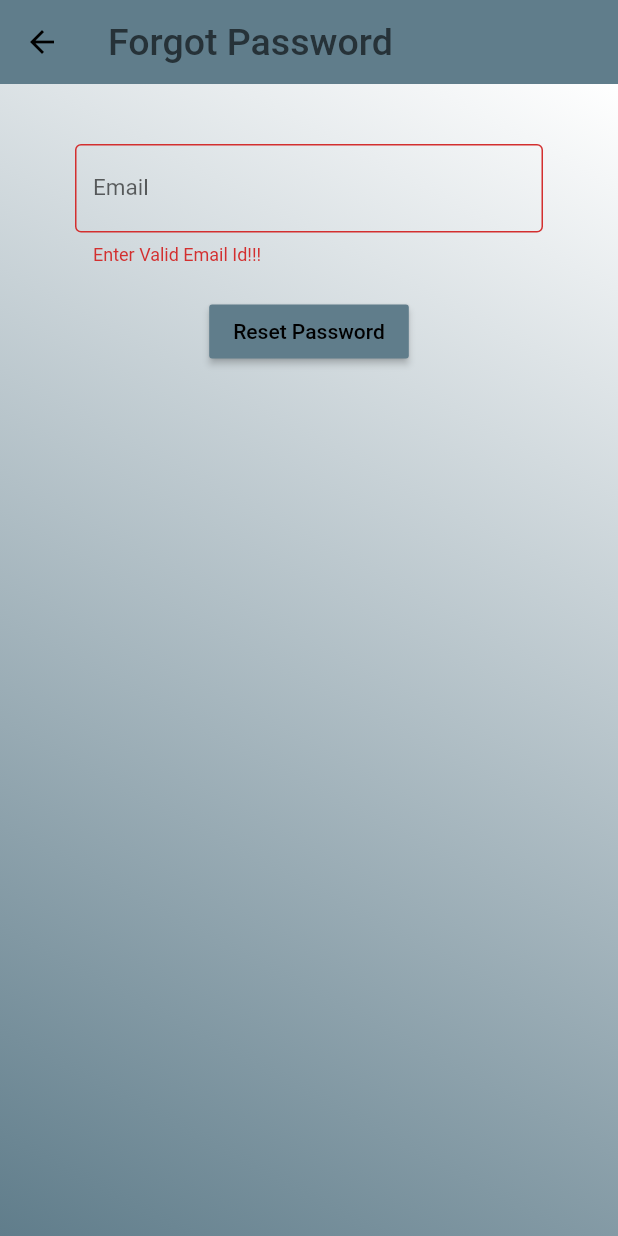
After one commit to abraraltaf92/currentLoc, a Flutter app: the ForgotPass screen opened directly, after a tap on "Reset Password", on a phone screen of 412 x 824 dp. The commit adds this screen. Run offline on Flutter 3.47's test engine with Material 2 defaults, Android fonts, the phone set to English and light mode, and no system bars; our stand-ins replace animated_splash_screen, firebase_auth, firebase_core, flutter_spinkit, geolocator, get and 3 more; accounts and stored records are empty.

Commit message:
reset password

```diff
--- a/lib/checks/wrapper.dart
+++ b/lib/checks/wrapper.dart
@@ -21,7 +21,7 @@ class _WrapperState extends State<Wrapper> {
     if (currentUser != null) {
       currentUser.sendEmailVerification();
     }
-    timer = Timer.periodic(Duration(seconds: 5), (timer) async {
+    timer = Timer.periodic(Duration(seconds: 3), (timer) async {
       checkEmailVerified();
     });
 
@@ -38,6 +38,7 @@ class _WrapperState extends State<Wrapper> {
   @override
   Widget build(BuildContext context) {
     final user = Provider.of<User>(context);
+
     if (user == null) {
       return Authenticate();
     } else {
--- a/lib/main.dart
+++ b/lib/main.dart
@@ -3,15 +3,16 @@ import 'package:firebase_auth/firebase_auth.dart';
 import 'package:firebase_core/firebase_core.dart';
 import 'package:flutter/material.dart';
 import 'package:flutter/services.dart';
+import 'package:get/get.dart';
 import 'package:ooptech/services/auth.dart';
 import 'package:ooptech/checks/wrapper.dart';
 import 'package:provider/provider.dart';
 
 void main() async {
   WidgetsFlutterBinding.ensureInitialized();
+
   await Firebase.initializeApp();
   await SystemChrome.setPreferredOrientations([DeviceOrientation.portraitUp]);
-
   runApp(MyApp());
 }
 
@@ -21,7 +22,7 @@ class MyApp extends StatelessWidget {
   Widget build(BuildContext context) {
     return StreamProvider<User>.value(
       value: AuthService().user,
-      child: MaterialApp(
+      child: GetMaterialApp(
         title: 'OopTech',
         debugShowCheckedModeBanner: false,
         theme: ThemeData(
--- /dev/null
+++ b/lib/screens/forgotPass.dart
@@ -0,0 +1,100 @@
+import 'package:flutter/material.dart';
+import 'package:get/get.dart';
+import 'package:ooptech/services/auth.dart';
+
+class ForgotPass extends StatefulWidget {
+  @override
+  _ForgotPassState createState() => _ForgotPassState();
+}
+
+class _ForgotPassState extends State<ForgotPass> {
+  final _formKey = GlobalKey<FormState>();
+  final _auth = AuthService();
+  String email;
+  String validateEmail(String value) {
+    Pattern pattern =
+        r'^(([^<>()[\]\\.,;:\s@\"]+(\.[^<>()[\]\\.,;:\s@\"]+)*)|(\".+\"))@((\[[0-9]{1,3}\.[0-9]{1,3}\.[0-9]{1,3}\.[0-9]{1,3}\])|(([a-zA-Z\-0-9]+\.)+[a-zA-Z]{2,}))$';
+    RegExp regex = new RegExp(pattern);
+    if (value.isEmpty || !regex.hasMatch(value))
+      return 'Enter Valid Email Id!!!';
+    else
+      return null;
+  }
+
+  @override
+  Widget build(BuildContext context) {
+    return Scaffold(
+      appBar: AppBar(
+        backgroundColor: Theme.of(context).accentColor,
+        elevation: 0,
+        title: Text(
+          "Forgot Password ",
+          style: TextStyle(fontSize: 25.0, color: Colors.blueGrey[900]),
+        ),
+        centerTitle: false,
+      ),
+      body: Container(
+        decoration: BoxDecoration(
+          gradient: LinearGradient(
+            begin: Alignment.topRight,
+            end: Alignment.bottomLeft,
+            colors: [
+              Theme.of(context).primaryColor,
+              Theme.of(context).accentColor,
+            ],
+          ),
+        ),
+        padding: EdgeInsets.symmetric(vertical: 20, horizontal: 50),
+        child: Form(
+          key: _formKey,
+          child: Column(
+            children: [
+              SizedBox(
+                height: 20.0,
+              ),
+              TextFormField(
+                decoration: InputDecoration(
+                  border: OutlineInputBorder(),
+                  labelText: 'Email',
+                  labelStyle: TextStyle(
+                    fontSize: 15.0,
+                  ),
+                  hintText: 'Enter you email address',
+                ),
+                validator: validateEmail,
+                onChanged: (val) {
+                  setState(() {
+                    email = val;
+                  });
+                },
+              ),
+              SizedBox(
+                height: 20.0,
+              ),
+              RaisedButton(
+                color: Theme.of(context).accentColor,
+                child: Text(
+                  "Reset Password",
+                  style: TextStyle(color: Colors.black),
+                ),
+                onPressed: () async {
+                  if (_formKey.currentState.validate()) {
+                    try {
+                      await _auth.sendpasswordresetemail(email);
+                      Get.snackbar(
+                        "Success",
+                        "Password Reset emial link is been sent",
+                      );
+                    } catch (e) {
+                      print('forgot password wala error:"=' + e.toString());
+                    }
+                  }
+                },
+              ),
+            ],
+          ),
+        ),
+      ),
+    );
+  }
+}
--- a/lib/screens/home.dart
+++ b/lib/screens/home.dart
@@ -3,7 +3,6 @@ import 'dart:async';
 import 'package:flutter/material.dart';
 import 'package:geolocator/geolocator.dart';
 import 'package:google_maps_flutter/google_maps_flutter.dart';
-import 'package:ooptech/checks/wrapper.dart';
 import 'package:ooptech/services/auth.dart';
 
 class Home extends StatefulWidget {
@@ -44,8 +43,8 @@ class _HomeState extends State<Home> {
             onPressed: () async {
               await _auth.signOut();
 
-              Navigator.of(context).pushReplacement(
-                  MaterialPageRoute(builder: (context) => Wrapper()));
+              // Navigator.of(context).pushReplacement(
+              //     MaterialPageRoute(builder: (context) => Wrapper()));
             },
             icon: Icon(
               Icons.person,
--- a/lib/screens/signIn.dart
+++ b/lib/screens/signIn.dart
@@ -1,4 +1,7 @@
 import 'package:flutter/material.dart';
+
+import 'package:ooptech/screens/forgotPass.dart';
+
 import 'package:ooptech/services/auth.dart';
 import 'package:ooptech/constants/loading.dart';
 
@@ -121,6 +124,22 @@ class _SignInState extends State<SignIn> {
                     SizedBox(
                       height: 20.0,
                     ),
+                    Container(
+                      child: Column(
+                        crossAxisAlignment: CrossAxisAlignment.end,
+                        children: [
+                          TextButton(
+                              onPressed: () {
+                                Navigator.of(context).push(
+                                  MaterialPageRoute(
+                                    builder: (context) => ForgotPass(),
+                                  ),
+                                );
+                              },
+                              child: Text('Forgot Your Password? Reset Now'))
+                        ],
+                      ),
+                    ),
                     RaisedButton(
                       color: Theme.of(context).accentColor,
                       child: Text(
@@ -134,6 +153,7 @@ class _SignInState extends State<SignIn> {
                           });
                           dynamic user = await _auth.signInWithEmailAndPassword(
                               email, password);
+
                           if (user == null) {
                             setState(() {
                               loading = false;
--- a/lib/services/auth.dart
+++ b/lib/services/auth.dart
@@ -1,5 +1,7 @@
 import 'package:firebase_auth/firebase_auth.dart';
+import 'package:get/get.dart';
 import 'package:google_sign_in/google_sign_in.dart';
+import 'package:ooptech/screens/register.dart';
 
 class AuthService {
   final FirebaseAuth _auth = FirebaseAuth.instance;
@@ -82,7 +84,21 @@ class AuthService {
       return null;
     }
   }
+  // Reset Password
 
+  Future sendpasswordresetemail(String email) async {
+    await _auth.sendPasswordResetEmail(email: email).then((value) {
+      Get.back();
+    }).catchError((onError) => Get.snackbar(onError.message, ''));
+  }
+
+  //Delete User
+  Future deleteuseraccount() async {
+    User user = _auth.currentUser;
+
+    await user.delete().then((value) => Get.offAll(Register()));
+    Get.snackbar("Success", "User Account Deleted");
+  }
 // updating realtime error on screen
 
   mistake() {
--- a/pubspec.yaml
+++ b/pubspec.yaml
@@ -31,6 +31,7 @@ dependencies:
   flutter_launcher_name: ^0.0.1
   flutter_spinkit: ^4.1.2
   geolocator: ^6.1.13
+  get:
   google_maps_flutter: ^1.0.6
   google_sign_in: ^4.5.6
   location: ^3.2.1
```
Also changed, not shown: pubspec.lock.
